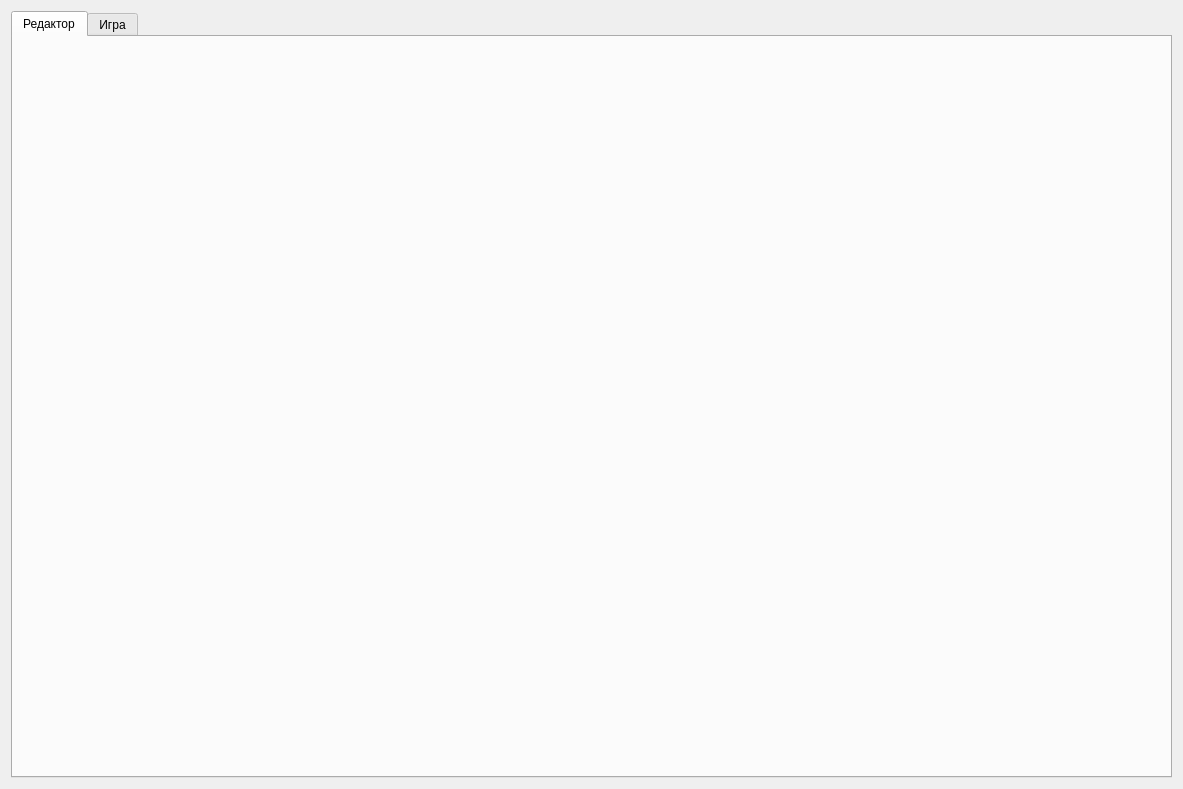
First picture: the form in apps/Europe/res/Europe.ui, repository Ingener74/Jupiter, before the edit.
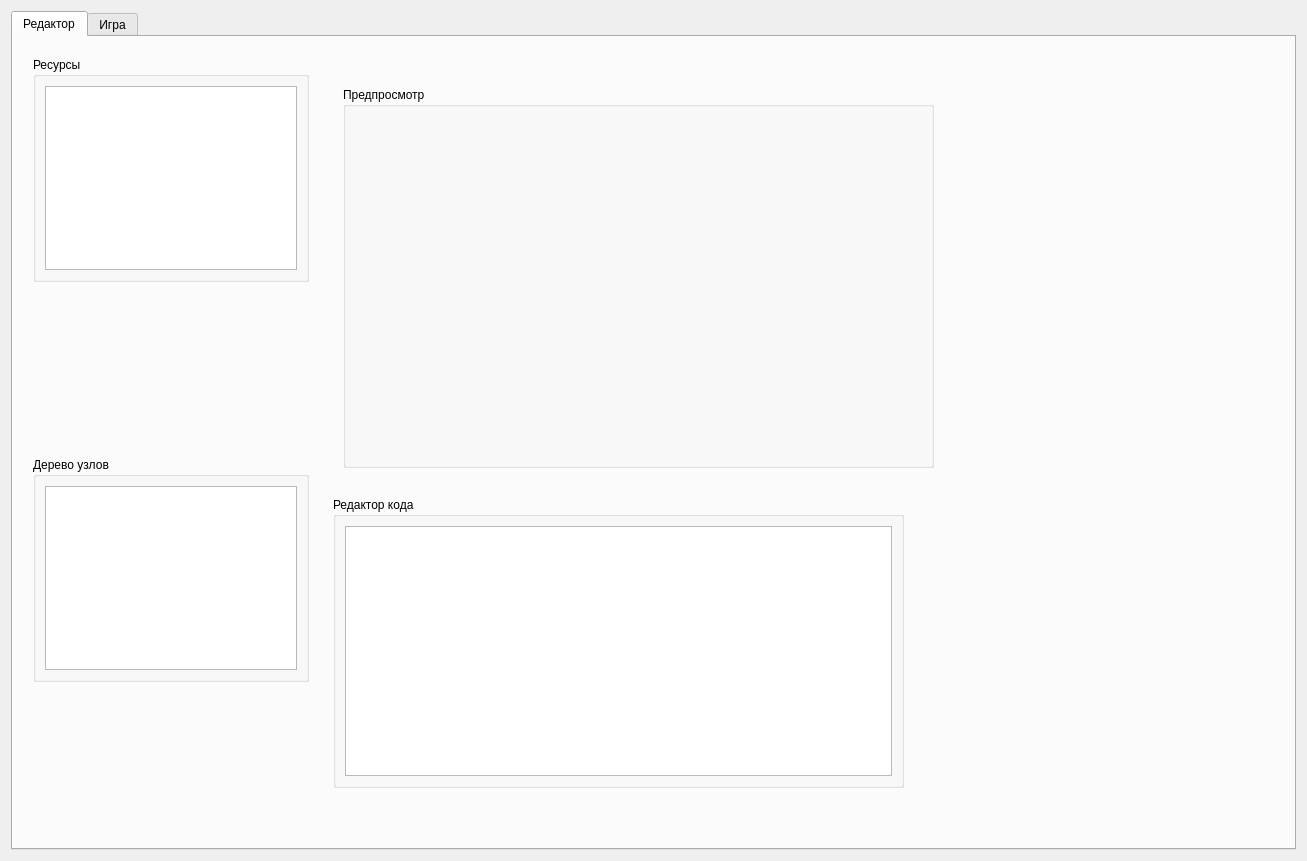
Second picture: the form after the edit. The open tabs and pages were chosen to show the change. Icons and pictures are not drawn.

Commit message: добавил запуск нового окна

```diff
--- a/apps/Europe/res/Europe.ui
+++ b/apps/Europe/res/Europe.ui
@@ -6,8 +6,8 @@
    <rect>
     <x>0</x>
     <y>0</y>
-    <width>1183</width>
-    <height>789</height>
+    <width>1307</width>
+    <height>861</height>
    </rect>
   </property>
   <property name="windowTitle">
@@ -27,6 +27,79 @@
       <attribute name="title">
        <string>Редактор</string>
       </attribute>
+      <widget class="QGroupBox" name="resourcesGroupBox">
+       <property name="geometry">
+        <rect>
+         <x>20</x>
+         <y>20</y>
+         <width>276</width>
+         <height>225</height>
+        </rect>
+       </property>
+       <property name="title">
+        <string>Ресурсы</string>
+       </property>
+       <layout class="QVBoxLayout" name="verticalLayout_2">
+        <item>
+         <widget class="QTreeView" name="resources"/>
+        </item>
+       </layout>
+      </widget>
+      <widget class="QGroupBox" name="nodeTreeGroupBox">
+       <property name="geometry">
+        <rect>
+         <x>20</x>
+         <y>420</y>
+         <width>276</width>
+         <height>225</height>
+        </rect>
+       </property>
+       <property name="title">
+        <string>Дерево узлов</string>
+       </property>
+       <layout class="QVBoxLayout" name="verticalLayout_3">
+        <item>
+         <widget class="QTreeView" name="nodeTree"/>
+        </item>
+       </layout>
+      </widget>
+      <widget class="QGroupBox" name="previewGroupBox">
+       <property name="geometry">
+        <rect>
+         <x>330</x>
+         <y>50</y>
+         <width>591</width>
+         <height>381</height>
+        </rect>
+       </property>
+       <property name="title">
+        <string>Предпросмотр</string>
+       </property>
+      </widget>
+      <widget class="QGroupBox" name="codeGroupBox">
+       <property name="geometry">
+        <rect>
+         <x>320</x>
+         <y>460</y>
+         <width>571</width>
+         <height>291</height>
+        </rect>
+       </property>
+       <property name="title">
+        <string>Редактор кода</string>
+       </property>
+       <layout class="QVBoxLayout" name="verticalLayout_7">
+        <item>
+         <widget class="QTextEdit" name="textEdit_2">
+          <property name="font">
+           <font>
+            <family>Consolas</family>
+           </font>
+          </property>
+         </widget>
+        </item>
+       </layout>
+      </widget>
      </widget>
      <widget class="QWidget" name="GameTab">
       <attribute name="title">
```
Left out of the diff: 34 changed lines with no effect on the pictures. The commit also changes 3 other files.
